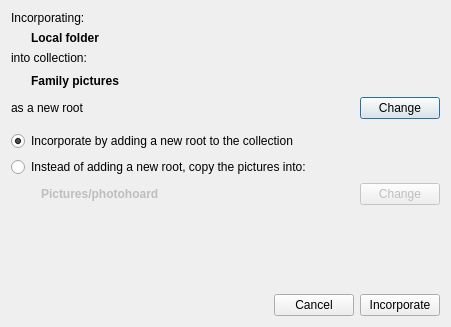
Above: src/ui/ImportLocal.ui from wagenadl/photohoard before the change. Below: the same form after it.
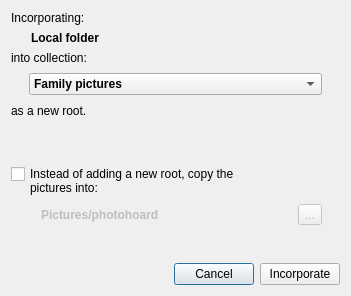
That is the form after the change.

Commit message: Streamlined import dialogs

The edit to the form file:
```diff
--- a/src/ui/ImportLocal.ui
+++ b/src/ui/ImportLocal.ui
@@ -6,8 +6,8 @@
    <rect>
     <x>0</x>
     <y>0</y>
-    <width>451</width>
-    <height>327</height>
+    <width>351</width>
+    <height>296</height>
    </rect>
   </property>
   <property name="windowTitle">
@@ -48,43 +48,38 @@
     </widget>
    </item>
    <item>
-    <widget class="QWidget" name="widget" native="true">
-     <layout class="QHBoxLayout" name="horizontalLayout">
-      <property name="margin">
+    <widget class="QWidget" name="widget_6" native="true">
+     <layout class="QHBoxLayout" name="horizontalLayout_5">
+      <property name="leftMargin">
+       <number>18</number>
+      </property>
+      <property name="topMargin">
+       <number>2</number>
+      </property>
+      <property name="rightMargin">
+       <number>18</number>
+      </property>
+      <property name="bottomMargin">
        <number>0</number>
       </property>
       <item>
-       <widget class="QLabel" name="collection">
+       <widget class="QComboBox" name="collection">
         <property name="font">
          <font>
           <weight>75</weight>
           <bold>true</bold>
          </font>
         </property>
-        <property name="text">
-         <string>Family pictures</string>
+        <property name="focusPolicy">
+         <enum>Qt::WheelFocus</enum>
         </property>
-        <property name="margin">
-         <number>2</number>
-        </property>
-        <property name="indent">
-         <number>20</number>
-        </property>
+        <item>
+         <property name="text">
+          <string>Family pictures</string>
+         </property>
+        </item>
        </widget>
       </item>
-      <item>
-       <spacer name="horizontalSpacer">
-        <property name="orientation">
-         <enum>Qt::Horizontal</enum>
-        </property>
-        <property name="sizeHint" stdset="0">
-         <size>
-          <width>40</width>
-          <height>20</height>
-         </size>
-        </property>
-       </spacer>
-      </item>
      </layout>
     </widget>
    </item>
@@ -97,7 +92,7 @@
       <item>
        <widget class="QLabel" name="label_5">
         <property name="text">
-         <string>as a new root</string>
+         <string>as a new root.</string>
         </property>
        </widget>
       </item>
@@ -114,16 +109,22 @@
         </property>
        </spacer>
       </item>
-      <item>
-       <widget class="QPushButton" name="pushButton_5">
-        <property name="text">
-         <string>Change</string>
-        </property>
-       </widget>
-      </item>
      </layout>
     </widget>
    </item>
+   <item>
+    <spacer name="verticalSpacer">
+     <property name="orientation">
+      <enum>Qt::Vertical</enum>
+     </property>
+     <property name="sizeHint" stdset="0">
+      <size>
+       <width>20</width>
+       <height>40</height>
+      </size>
+     </property>
+    </spacer>
+   </item>
    <item>
     <widget class="QWidget" name="widget_4" native="true">
      <layout class="QVBoxLayout" name="verticalLayout_2">
@@ -131,28 +132,23 @@
        <number>0</number>
       </property>
       <property name="topMargin">
-       <number>6</number>
+       <number>0</number>
       </property>
       <property name="rightMargin">
-       <number>0</number>
+       <number>18</number>
       </property>
       <property name="bottomMargin">
        <number>0</number>
       </property>
       <item>
-       <widget class="QRadioButton" name="incorporate">
-        <property name="text">
-         <string>Incorporate by adding a new root to the collection</string>
+       <widget class="QCheckBox" name="copy">
+        <property name="focusPolicy">
+         <enum>Qt::TabFocus</enum>
         </property>
-        <property name="checked">
-         <bool>true</bool>
-        </property>
-       </widget>
-      </item>
-      <item>
-       <widget class="QRadioButton" name="copy">
         <property name="text">
-         <string>Instead of adding a new root, copy the pictures into:</string>
+         <string>
+Instead of adding a new root, copy the
+pictures into:</string>
         </property>
        </widget>
       </item>
@@ -207,9 +203,9 @@
           </spacer>
          </item>
          <item>
-          <widget class="QPushButton" name="pushButton_4">
+          <widget class="QToolButton" name="toolButton_4">
            <property name="text">
-            <string>Change</string>
+            <string>...</string>
            </property>
           </widget>
          </item>
@@ -220,7 +216,7 @@
     </widget>
    </item>
    <item>
-    <spacer name="verticalSpacer">
+    <spacer name="verticalSpacer_2">
      <property name="orientation">
       <enum>Qt::Vertical</enum>
      </property>
```
Left out of the diff: 96 changed lines with no effect on the pictures. The commit also changes 2 other files.
